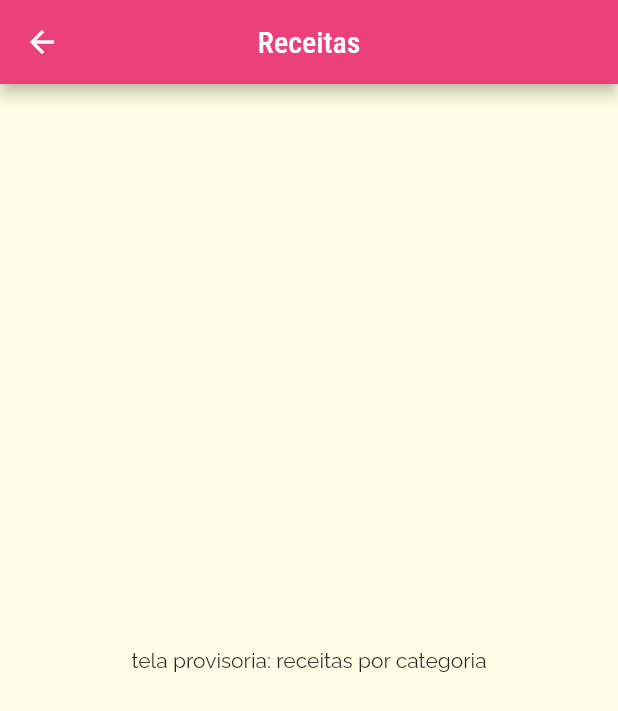
After one commit to milenycgalvao/App-Culinaria, a Flutter app: the screen it shows after launch, after a tap on "Italiano", on a phone screen of 412 x 824 dp. The commit adds this screen. Shown: the top 711 px of the screen. Run offline on Flutter 3.47's test engine with Material 2 defaults, Android fonts, the light colour scheme and no system bars.

Commit message:
navegacao para a pagina de receitas

```diff
--- a/lib/components/category_item.dart
+++ b/lib/components/category_item.dart
@@ -1,4 +1,5 @@
 import 'package:culinaria/models/category.dart';
+import 'package:culinaria/screens/categories_meals_screen.dart';
 import 'package:flutter/material.dart';
 
 class CategoryItem extends StatelessWidget {
@@ -7,9 +8,23 @@
   // ignore: use_key_in_widget_constructors
   const CategoryItem({required this.category});
 
+  void _selectCategory(BuildContext context) {
+    Navigator.of(context).push(
+      MaterialPageRoute(
+        builder: (_) {
+          return const CategoriesMealsScreen();
+        },
+      ),
+    );
+  }
+
   @override
   Widget build(BuildContext context) {
-    return Container(
+    return InkWell(
+      onTap: () => _selectCategory(context),
+      borderRadius: BorderRadius.circular(15),
+      splashColor: Theme.of(context).primaryColor,
+      child: Container(
         padding: const EdgeInsets.all(15),
         child: Text(
           category.title,
@@ -23,6 +38,7 @@
             end: Alignment.bottomRight,
           ),
         ),
+      ),
     );
   }
 }
--- /dev/null
+++ b/lib/screens/categories_meals_screen.dart
@@ -0,0 +1,18 @@
+import 'package:flutter/material.dart';
+
+class CategoriesMealsScreen extends StatelessWidget {
+  const CategoriesMealsScreen({Key? key}) : super(key: key);
+
+  @override
+  Widget build(BuildContext context) {
+    return Scaffold(
+      appBar: AppBar(
+        title: const Text('Receitas'),
+        centerTitle: true,
+      ),
+      body: const Center(
+        child: Text('tela provisoria: receitas por categoria'),
+      ),
+    );
+  }
+}
```
Lines whose indentation alone changed are shown as unchanged.
